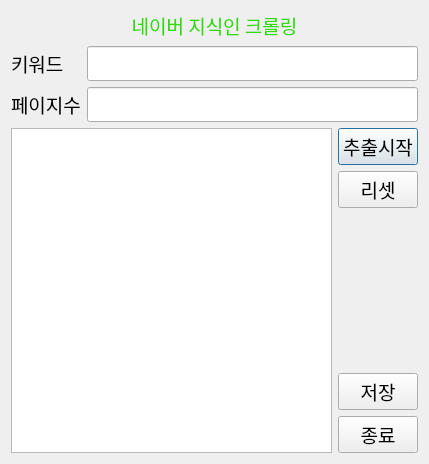
kwonkijun/k-digital4, file 07.GUI/naver_kin.ui: the form before one commit.
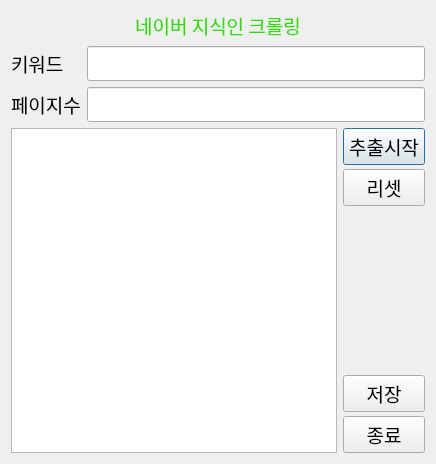
The form after the commit.

```diff
--- a/07.GUI/naver_kin.ui
+++ b/07.GUI/naver_kin.ui
@@ -6,7 +6,7 @@
    <rect>
     <x>0</x>
     <y>0</y>
-    <width>429</width>
+    <width>436</width>
     <height>464</height>
    </rect>
   </property>
@@ -83,7 +83,10 @@
       </layout>
      </item>
      <item>
-      <layout class="QHBoxLayout" name="horizontalLayout">
+      <layout class="QHBoxLayout" name="horizontalLayout" stretch="4,1">
+       <property name="leftMargin">
+        <number>0</number>
+       </property>
        <item>
         <widget class="QTextBrowser" name="textBrowser">
          <property name="font">
@@ -96,6 +99,9 @@
        </item>
        <item>
         <layout class="QVBoxLayout" name="verticalLayout">
+         <property name="spacing">
+          <number>4</number>
+         </property>
          <item>
           <widget class="QPushButton" name="start_btn">
            <property name="font">
@@ -124,12 +130,6 @@
          </item>
          <item>
           <spacer name="verticalSpacer">
-           <property name="font">
-            <font>
-             <family>제주고딕</family>
-             <pointsize>14</pointsize>
-            </font>
-           </property>
            <property name="orientation">
             <enum>Qt::Vertical</enum>
            </property>
```
